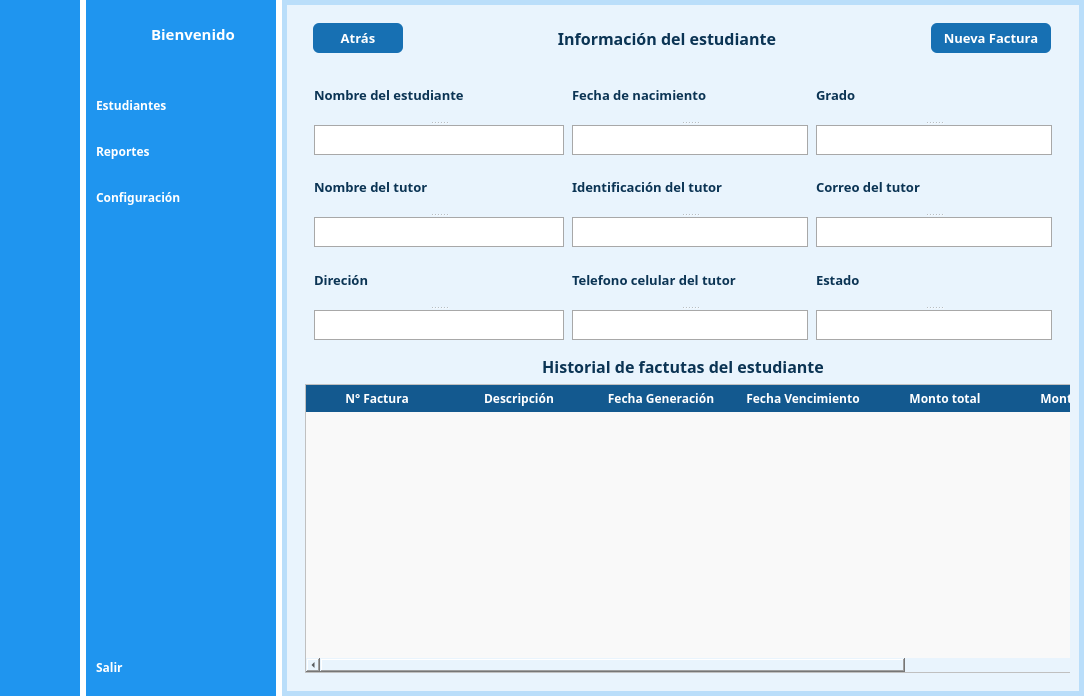
Old version of the form gui/UI/interface.ui in the repository DeiviHerreraDiaz09/Student-Management-Project.
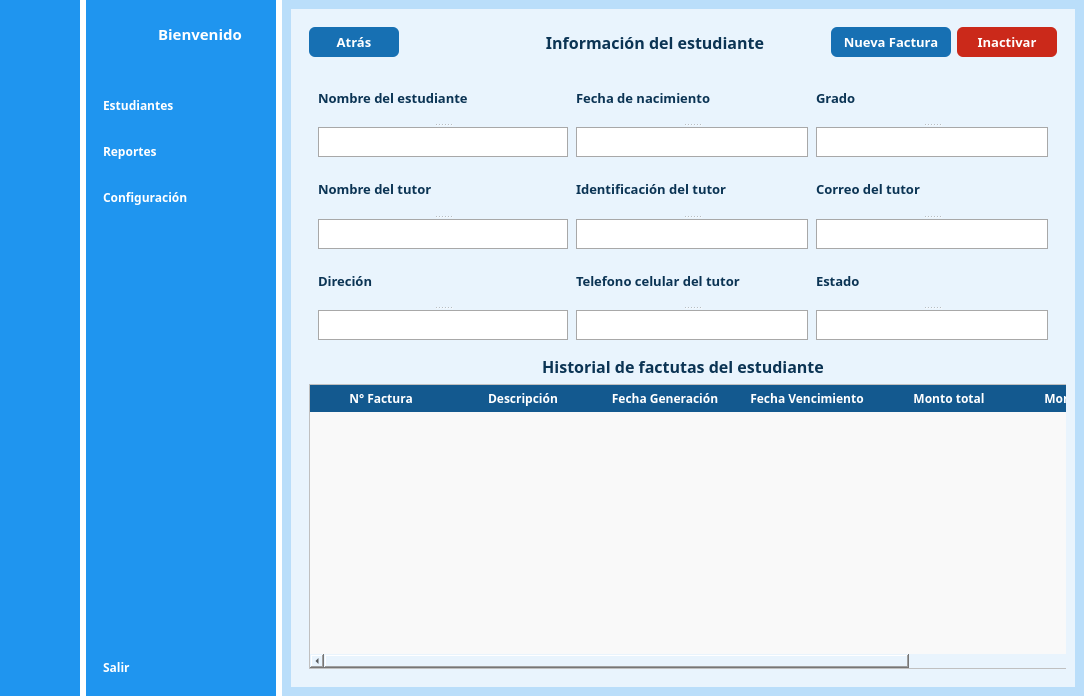
New version of the form. The open tabs and pages were chosen to show the change. Icons and pictures are not drawn.

Commit message: FEAT: add button inactive, and fix menu

What changed in the file:
```diff
--- a/gui/UI/interface.ui
+++ b/gui/UI/interface.ui
@@ -12,7 +12,7 @@
   </property>
   <property name="minimumSize">
    <size>
-    <width>1090</width>
+    <width>0</width>
     <height>680</height>
    </size>
   </property>
@@ -29,7 +29,8 @@
    <enum>Qt::LeftToRight</enum>
   </property>
   <property name="styleSheet">
-   <string notr="true">background-color: rgb(245, 250, 254);</string>
+   <string notr="true">
+background-color:rgb(186, 222, 250);</string>
   </property>
   <widget class="QWidget" name="centralwidget">
    <property name="styleSheet">
@@ -132,11 +133,11 @@
          <property name="topMargin">
           <number>20</number>
          </property>
-         <item alignment="Qt::AlignHCenter">
+         <item alignment="Qt::AlignHCenter|Qt::AlignVCenter">
           <widget class="QPushButton" name="students_3">
            <property name="minimumSize">
             <size>
-             <width>40</width>
+             <width>45</width>
              <height>40</height>
             </size>
            </property>
@@ -167,8 +168,8 @@
            </property>
            <property name="iconSize">
             <size>
-             <width>20</width>
-             <height>22</height>
+             <width>23</width>
+             <height>24</height>
             </size>
            </property>
            <property name="checkable">
@@ -183,7 +184,7 @@
           <widget class="QPushButton" name="reports_3">
            <property name="minimumSize">
             <size>
-             <width>40</width>
+             <width>45</width>
              <height>40</height>
             </size>
            </property>
@@ -201,6 +202,12 @@
              <bold>true</bold>
             </font>
            </property>
+           <property name="cursor">
+            <cursorShape>PointingHandCursor</cursorShape>
+           </property>
+           <property name="styleSheet">
+            <string notr="true">padding-right:-10px</string>
+           </property>
            <property name="text">
             <string/>
            </property>
@@ -212,7 +219,7 @@
            <property name="iconSize">
             <size>
              <width>28</width>
-             <height>24</height>
+             <height>30</height>
             </size>
            </property>
            <property name="checkable">
@@ -227,7 +234,7 @@
           <widget class="QPushButton" name="config_2">
            <property name="minimumSize">
             <size>
-             <width>40</width>
+             <width>45</width>
              <height>40</height>
             </size>
            </property>
@@ -255,7 +262,7 @@
            </property>
            <property name="iconSize">
             <size>
-             <width>26</width>
+             <width>28</width>
              <height>30</height>
             </size>
            </property>
@@ -369,7 +376,7 @@
       </property>
       <layout class="QGridLayout" name="gridLayout_2">
        <property name="leftMargin">
-        <number>0</number>
+        <number>7</number>
        </property>
        <property name="rightMargin">
         <number>0</number>
@@ -380,24 +387,46 @@
           <number>5</number>
          </property>
          <item>
-          <widget class="QLabel" name="icon">
+          <widget class="QPushButton" name="menuButton2">
            <property name="minimumSize">
             <size>
-             <width>50</width>
+             <width>60</width>
              <height>50</height>
             </size>
            </property>
            <property name="maximumSize">
             <size>
-             <width>50</width>
+             <width>60</width>
              <height>50</height>
             </size>
            </property>
+           <property name="cursor">
+            <cursorShape>PointingHandCursor</cursorShape>
+           </property>
+           <property name="styleSheet">
+            <string notr="true">
+QPushButton:checked{
+background-color:none;
+}</string>
+           </property>
            <property name="text">
             <string/>
            </property>
-           <property name="pixmap">
-            <pixmap resource="../../../../dashboard/resources.qrc">:/icons/assets/icons/icons8-computer-50.png</pixmap>
+           <property name="icon">
+            <iconset resource="../../../../dashboard/resources.qrc">
+             <normaloff>:/icons/assets/icons/icons8-computer-50.png</normaloff>:/icons/assets/icons/icons8-computer-50.png</iconset>
+           </property>
+           <property name="iconSize">
+            <size>
+             <width>50</width>
+             <height>50</height>
+            </size>
+           </property>
+           <property name="checkable">
+            <bool>true</bool>
+           </property>
+           <property name="autoExclusive">
+            <bool>true</bool>
            </property>
           </widget>
          </item>
@@ -517,8 +546,8 @@
            </property>
            <property name="iconSize">
             <size>
-             <width>28</width>
-             <height>24</height>
+             <width>24</width>
+             <height>26</height>
             </size>
            </property>
            <property name="checkable">
@@ -634,24 +663,42 @@
     </item>
     <item row="0" column="2">
      <widget class="QWidget" name="header_widget" native="true">
+      <property name="minimumSize">
+       <size>
+        <width>800</width>
+        <height>0</height>
+       </size>
+      </property>
       <property name="styleSheet">
        <string notr="true">background-color:rgb(186, 222, 250);</string>
       </property>
       <layout class="QGridLayout" name="gridLayout">
-       <property name="leftMargin">
-        <number>5</number>
-       </property>
-       <property name="topMargin">
-        <number>5</number>
-       </property>
-       <property name="rightMargin">
-        <number>5</number>
-       </property>
-       <property name="bottomMargin">
-        <number>5</number>
-       </property>
        <item row="0" column="0">
         <widget class="QStackedWidget" name="content">
+         <property name="minimumSize">
+          <size>
+           <width>0</width>
+           <height>0</height>
+          </size>
+         </property>
+         <property name="maximumSize">
+          <size>
+           <width>2000</width>
+           <height>16777215</height>
+          </size>
+         </property>
+         <property name="sizeIncrement">
+          <size>
+           <width>1600</width>
+           <height>0</height>
+          </size>
+         </property>
+         <property name="baseSize">
+          <size>
+           <width>1600</width>
+           <height>0</height>
+          </size>
+         </property>
          <property name="styleSheet">
           <string notr="true">background-color: rgb(255, 255, 255);</string>
          </property>
@@ -1222,6 +1269,40 @@
                    </property>
                   </widget>
                  </item>
+                 <item>
+                  <widget class="QPushButton" name="inactButton">
+                   <property name="minimumSize">
+                    <size>
+                     <width>100</width>
+                     <height>30</height>
+                    </size>
+                   </property>
+                   <property name="maximumSize">
+                    <size>
+                     <width>100</width>
+                     <height>30</height>
+                    </size>
+                   </property>
+                   <property name="font">
+                    <font>
+                     <family>Euphemia</family>
+                     <pointsize>10</pointsize>
+                     <weight>75</weight>
+                     <bold>true</bold>
+                    </font>
+                   </property>
+                   <property name="styleSheet">
+                    <string notr="true">background-color:#cb291a;
+font-family: Euphemia;
+border: none;
+border-radius: 6px;
+color:white;</string>
+                   </property>
+                   <property name="text">
+                    <string>Inactivar</string>
+                   </property>
+                  </widget>
+                 </item>
                 </layout>
                </item>
                <item row="1" column="0">
```
Left out of the diff: 331 changed lines with no effect on the pictures. The commit also changes 3 other files.
